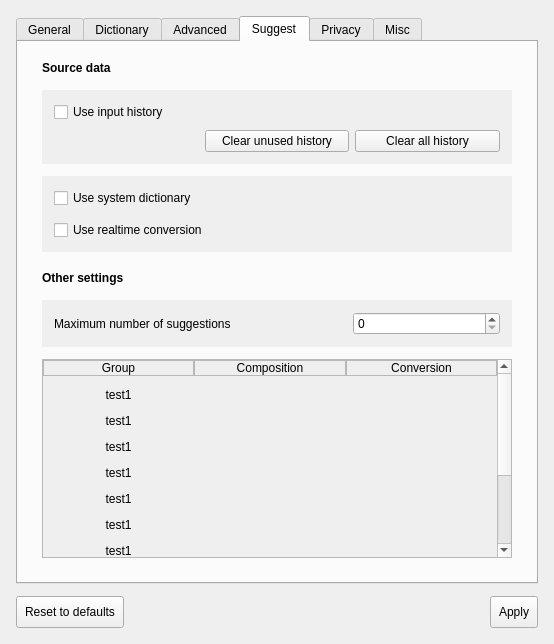
The window that src/gui/config_dialog/config_dialog.ui (yoshikiobata/mozc) describes before a commit, drawn with Qt 5.
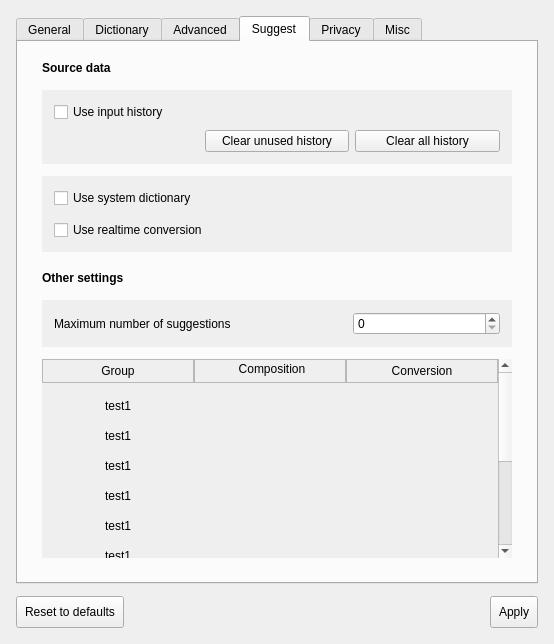
The same window after the commit. The open tabs and pages were chosen to show the change. Custom widgets are drawn as their Qt base class.

Patch:
```diff
--- a/src/gui/config_dialog/config_dialog.ui
+++ b/src/gui/config_dialog/config_dialog.ui
@@ -1195,6 +1195,9 @@
         </item>
         <item>
          <widget class="QScrollArea" name="scrollArea">
+          <property name="frameShape">
+           <enum>QFrame::Shape::NoFrame</enum>
+          </property>
           <property name="widgetResizable">
            <bool>true</bool>
           </property>
@@ -1212,12 +1215,12 @@
             <property name="bottomMargin">
              <number>0</number>
             </property>
-            <property name="verticalSpacing">
-             <number>12</number>
-            </property>
             <property name="horizontalSpacing">
              <number>0</number>
             </property>
+            <property name="verticalSpacing">
+             <number>16</number>
+            </property>
             <item row="0" column="0">
              <widget class="QFrame" name="headerFrame1">
               <property name="sizePolicy">
@@ -1237,13 +1240,13 @@
              <number>0</number>
             </property>
             <property name="topMargin">
-             <number>0</number>
+                <number>4</number>
             </property>
             <property name="rightMargin">
              <number>0</number>
             </property>
             <property name="bottomMargin">
-             <number>0</number>
+                <number>4</number>
             </property>
                <item>
                 <widget class="QLabel" name="headerlabel1">
@@ -1268,7 +1271,7 @@
               </property>
               <layout class="QHBoxLayout" name="horizontalLayout_222">
             <property name="leftMargin">
-             <number>0</number>
+                <number>4</number>
             </property>
             <property name="topMargin">
              <number>0</number>
@@ -1277,7 +1280,7 @@
              <number>0</number>
             </property>
             <property name="bottomMargin">
-             <number>0</number>
+                <number>4</number>
             </property>
                <item>
                 <widget class="QLabel" name="headerlabel1">
@@ -1305,13 +1308,13 @@
              <number>0</number>
             </property>
             <property name="topMargin">
-             <number>0</number>
+                <number>4</number>
             </property>
             <property name="rightMargin">
              <number>0</number>
             </property>
             <property name="bottomMargin">
-             <number>0</number>
+                <number>4</number>
             </property>
                <item>
                 <widget class="QLabel" name="headerlabel1">
```
Lines whose indentation alone changed are shown as unchanged.
